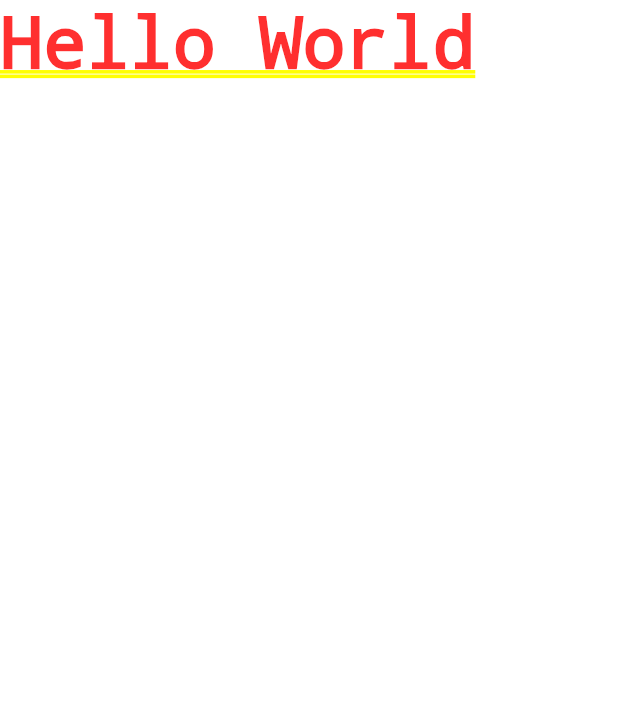
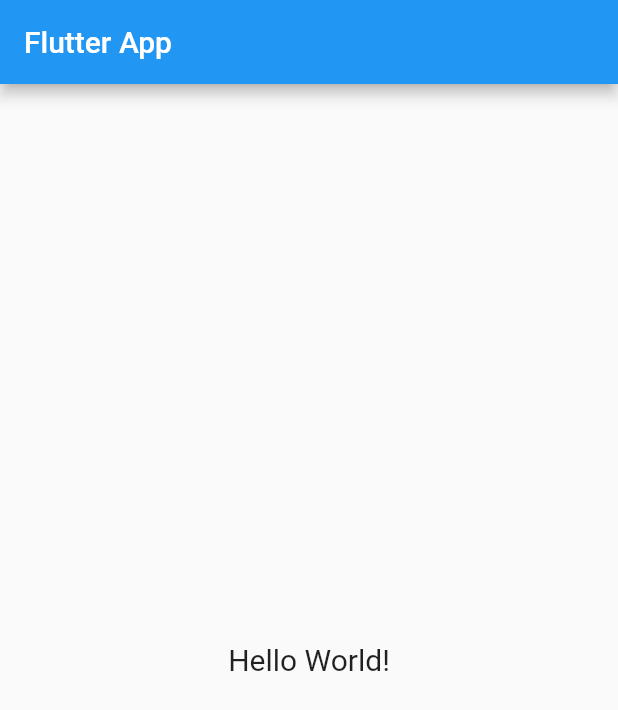
Before and after one commit to ravindukariyapperuma/flutter_widgets, a Flutter app: the screen it shows after launch, on a phone screen of 412 x 824 dp. Shown: the top 710 px of the screen. Run offline on Flutter 3.47's test engine with Material 2 defaults, Android fonts, the phone set to English and light mode, and no system bars.

Commit message:
Scaffold

```diff
--- a/lib/main.dart
+++ b/lib/main.dart
@@ -1,14 +1,24 @@
 import 'package:flutter/material.dart';
 
-main(){
-    runApp(new MyApp());
+void main() {
+  runApp(MyApp());
 }
 
-class MyApp extends StatelessWidget{
+class MyApp extends StatelessWidget {
   @override
   Widget build(BuildContext context) {
     return MaterialApp(
-      home: Text('Hello World'),
+      home: Scaffold(
+        appBar: AppBar(
+          title: Text("Flutter App"),
+        ),
+        body: Center(
+          child: Text(
+            "Hello World!",
+            style: TextStyle(fontSize: 20.0),
+          ),
+        ),
+      ),
     );
   }
 }
```
